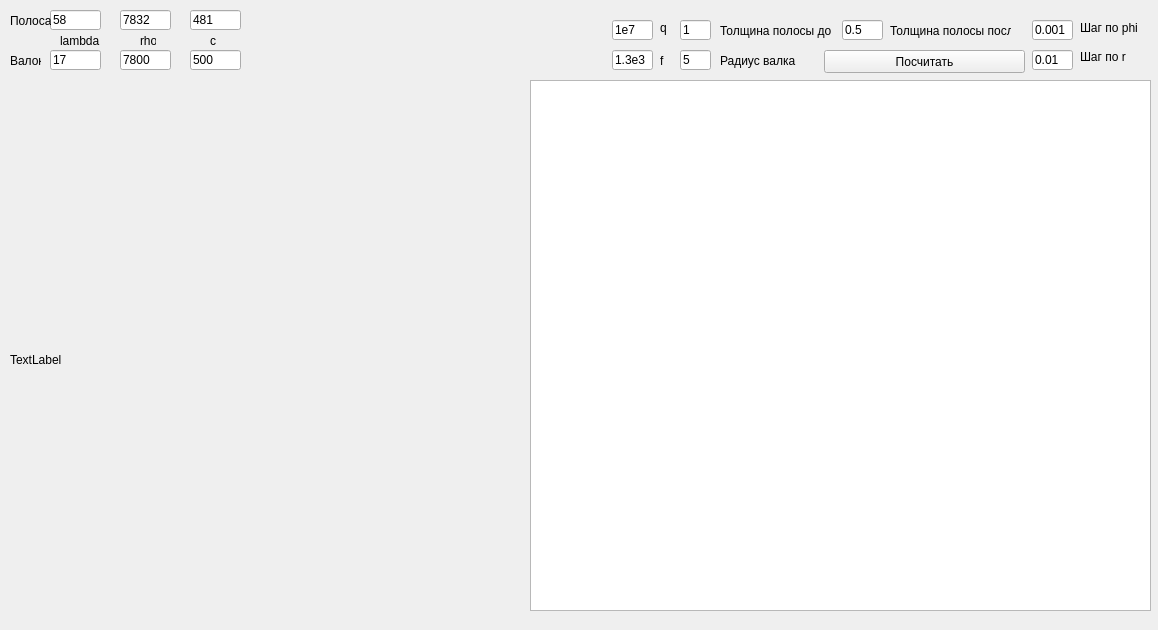
MVetch/heat, file mainwindow.ui: the form before one commit.
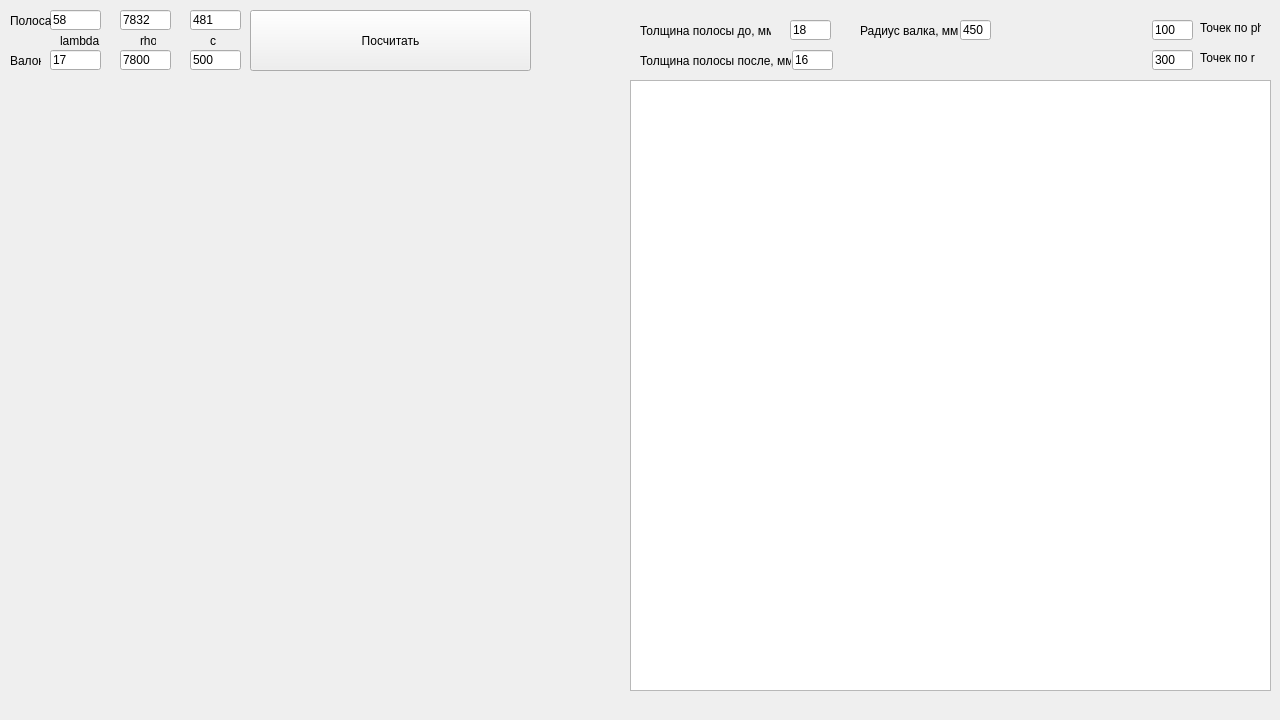
The form after the commit. Custom widgets are drawn as their Qt base class.

The edit to the form file:
```diff
--- a/mainwindow.ui
+++ b/mainwindow.ui
@@ -6,8 +6,8 @@
    <rect>
     <x>0</x>
     <y>0</y>
-    <width>1158</width>
-    <height>630</height>
+    <width>1280</width>
+    <height>720</height>
    </rect>
   </property>
   <property name="windowTitle">
@@ -17,10 +17,10 @@
    <widget class="QPushButton" name="pushButton">
     <property name="geometry">
      <rect>
-      <x>824</x>
-      <y>50</y>
-      <width>201</width>
-      <height>23</height>
+      <x>250</x>
+      <y>10</y>
+      <width>281</width>
+      <height>61</height>
      </rect>
     </property>
     <property name="text">
@@ -30,212 +30,141 @@
    <widget class="QLineEdit" name="editH_a">
     <property name="geometry">
      <rect>
-      <x>842</x>
-      <y>20</y>
+      <x>792</x>
+      <y>50</y>
       <width>41</width>
       <height>20</height>
      </rect>
     </property>
     <property name="text">
-     <string>0.5</string>
+     <string>16</string>
     </property>
    </widget>
    <widget class="QLineEdit" name="editH_b">
     <property name="geometry">
      <rect>
-      <x>680</x>
+      <x>790</x>
       <y>20</y>
-      <width>31</width>
+      <width>41</width>
       <height>20</height>
      </rect>
     </property>
     <property name="text">
-     <string>1</string>
+     <string>18</string>
     </property>
    </widget>
    <widget class="QLineEdit" name="lineRad">
     <property name="geometry">
      <rect>
-      <x>680</x>
-      <y>50</y>
+      <x>960</x>
+      <y>20</y>
       <width>31</width>
       <height>20</height>
      </rect>
     </property>
     <property name="text">
-     <string>5</string>
+     <string>450</string>
     </property>
    </widget>
    <widget class="QLabel" name="label_2">
     <property name="geometry">
      <rect>
-      <x>720</x>
+      <x>640</x>
       <y>20</y>
-      <width>121</width>
+      <width>131</width>
       <height>21</height>
      </rect>
     </property>
     <property name="text">
-     <string>Толщина полосы до</string>
+     <string>Толщина полосы до, мм</string>
     </property>
    </widget>
    <widget class="QLabel" name="label_3">
     <property name="geometry">
      <rect>
-      <x>890</x>
-      <y>20</y>
-      <width>121</width>
+      <x>640</x>
+      <y>50</y>
+      <width>151</width>
       <height>21</height>
      </rect>
     </property>
     <property name="text">
-     <string>Толщина полосы после</string>
+     <string>Толщина полосы после, мм</string>
     </property>
    </widget>
    <widget class="QLabel" name="label_4">
     <property name="geometry">
      <rect>
-      <x>720</x>
-      <y>50</y>
-      <width>111</width>
+      <x>860</x>
+      <y>20</y>
+      <width>101</width>
       <height>21</height>
      </rect>
     </property>
     <property name="text">
-     <string>Радиус валка</string>
+     <string>Радиус валка, мм</string>
     </property>
    </widget>
    <widget class="QTableWidget" name="tableWidget">
     <property name="geometry">
      <rect>
-      <x>530</x>
+      <x>630</x>
       <y>80</y>
-      <width>621</width>
-      <height>531</height>
+      <width>641</width>
+      <height>611</height>
      </rect>
     </property>
    </widget>
-   <widget class="QLabel" name="labelforpicture">
-    <property name="geometry">
-     <rect>
-      <x>10</x>
-      <y>110</y>
-      <width>500</width>
-      <height>500</height>
-     </rect>
-    </property>
-    <property name="minimumSize">
-     <size>
-      <width>0</width>
-      <height>131</height>
-     </size>
-    </property>
-    <property name="text">
-     <string>TextLabel</string>
-    </property>
-   </widget>
    <widget class="QLineEdit" name="thetaStep">
     <property name="geometry">
      <rect>
-      <x>1032</x>
+      <x>1152</x>
       <y>20</y>
       <width>41</width>
       <height>20</height>
      </rect>
     </property>
     <property name="text">
-     <string>0.001</string>
+     <string>100</string>
     </property>
    </widget>
    <widget class="QLineEdit" name="hStep">
     <property name="geometry">
      <rect>
-      <x>1032</x>
+      <x>1152</x>
       <y>50</y>
       <width>41</width>
       <height>20</height>
      </rect>
     </property>
     <property name="text">
-     <string>0.01</string>
+     <string>300</string>
     </property>
    </widget>
    <widget class="QLabel" name="label_5">
     <property name="geometry">
      <rect>
-      <x>1080</x>
+      <x>1200</x>
       <y>20</y>
       <width>61</width>
       <height>16</height>
      </rect>
     </property>
     <property name="text">
-     <string>Шаг по phi</string>
+     <string>Точек по phi</string>
     </property>
    </widget>
    <widget class="QLabel" name="label_6">
     <property name="geometry">
      <rect>
-      <x>1080</x>
+      <x>1200</x>
       <y>50</y>
-      <width>47</width>
-      <height>13</height>
-     </rect>
-    </property>
-    <property name="text">
-     <string>Шаг по r</string>
-    </property>
-   </widget>
-   <widget class="QLineEdit" name="qValue">
-    <property name="geometry">
-     <rect>
-      <x>612</x>
-      <y>20</y>
-      <width>41</width>
-      <height>20</height>
-     </rect>
-    </property>
-    <property name="text">
-     <string>1e7</string>
-    </property>
-   </widget>
-   <widget class="QLineEdit" name="fValue">
-    <property name="geometry">
-     <rect>
-      <x>612</x>
-      <y>50</y>
-      <width>41</width>
-      <height>20</height>
-     </rect>
-    </property>
-    <property name="text">
-     <string>1.3e3</string>
-    </property>
-   </widget>
-   <widget class="QLabel" name="label">
-    <property name="geometry">
-     <rect>
-      <x>660</x>
-      <y>20</y>
-      <width>16</width>
+      <width>61</width>
       <height>16</height>
      </rect>
     </property>
     <property name="text">
-     <string>q</string>
-    </property>
-   </widget>
-   <widget class="QLabel" name="label_7">
-    <property name="geometry">
-     <rect>
-      <x>660</x>
-      <y>50</y>
-      <width>16</width>
-      <height>21</height>
-     </rect>
-    </property>
-    <property name="text">
-     <string>f</string>
+     <string>Точек по r</string>
     </property>
    </widget>
    <widget class="QLineEdit" name="lambda_p_edit">
@@ -381,9 +310,27 @@
      <string>c</string>
     </property>
    </widget>
+   <widget class="QCustomPlot" name="widget" native="true">
+    <property name="geometry">
+     <rect>
+      <x>10</x>
+      <y>90</y>
+      <width>600</width>
+      <height>600</height>
+     </rect>
+    </property>
+   </widget>
   </widget>
  </widget>
  <layoutdefault spacing="6" margin="11"/>
+ <customwidgets>
+  <customwidget>
+   <class>QCustomPlot</class>
+   <extends>QWidget</extends>
+   <header>qcustomplot.h</header>
+   <container>1</container>
+  </customwidget>
+ </customwidgets>
  <resources/>
  <connections/>
 </ui>
```
